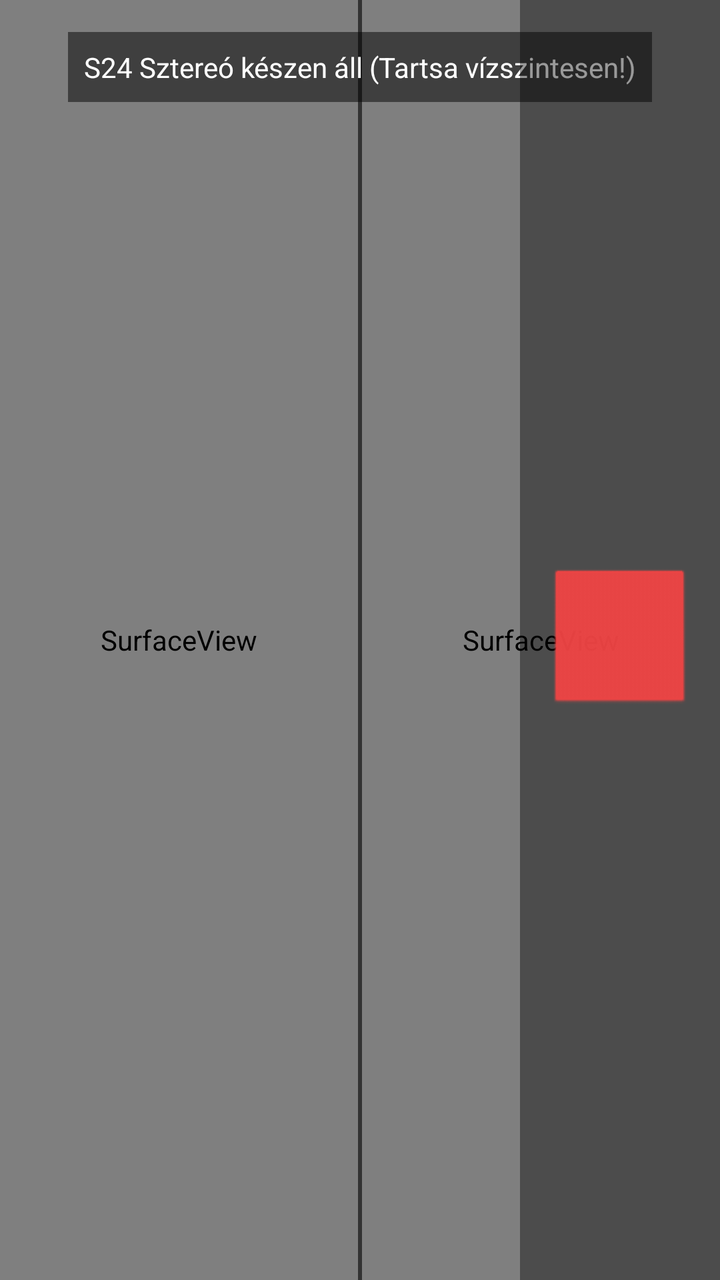
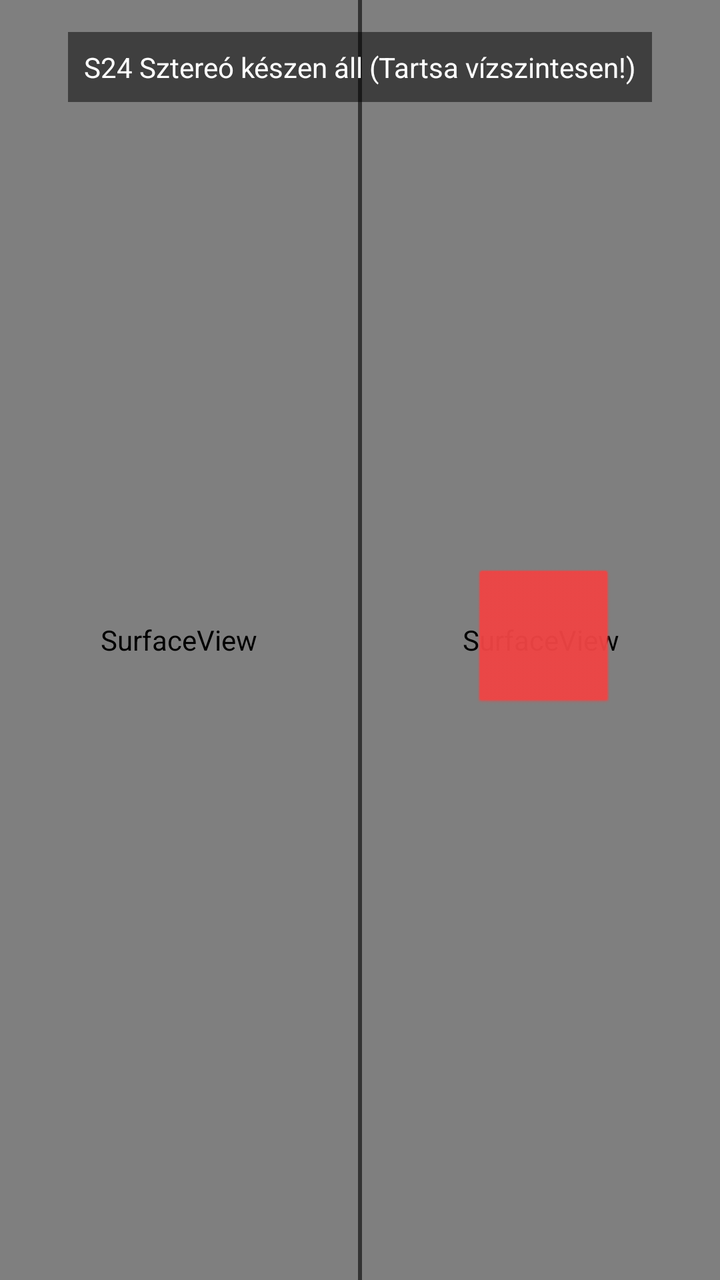

Before-and-after screenshots of an Android layout around one commit, followed by the original layout XML and the change that was made.
<!-- AndroidManifest.xml: application theme Theme.S24StereoCamera -->
<!-- res/layout/activity_stereo_capture.xml -->
<?xml version="1.0" encoding="utf-8"?>
<RelativeLayout xmlns:android="http://schemas.android.com/apk/res/android"
    android:layout_width="match_parent"
    android:layout_height="match_parent"
    android:background="#000000">

    
    <LinearLayout
        android:layout_width="match_parent"
        android:layout_height="match_parent"
        android:orientation="horizontal">

        <SurfaceView
            android:id="@+id/surfaceViewMain"
            android:layout_width="0dp"
            android:layout_height="match_parent"
            android:layout_weight="1" />

        <View
            android:layout_width="2dp"
            android:layout_height="match_parent"
            android:background="#33FFFFFF" />

        <SurfaceView
            android:id="@+id/surfaceViewTele"
            android:layout_width="0dp"
            android:layout_height="match_parent"
            android:layout_weight="1" />
    </LinearLayout>

    
    <TextView
        android:id="@+id/tvStatus"
        android:layout_width="wrap_content"
        android:layout_height="wrap_content"
        android:layout_alignParentTop="true"
        android:layout_centerHorizontal="true"
        android:layout_marginTop="16dp"
        android:background="#80000000"
        android:padding="8dp"
        android:text="S24 Sztereó készen áll (Tartsa vízszintesen!)"
        android:textColor="#FFFFFF"
        android:textSize="14sp" />

    
    <RelativeLayout
        android:layout_width="100dp"
        android:layout_height="match_parent"
        android:layout_alignParentEnd="true"
        android:background="#66000000"
        android:gravity="center">

        <ImageButton
            android:id="@+id/btnShutter"
            android:layout_width="72dp"
            android:layout_height="72dp"
            android:background="@android:drawable/btn_default"
            android:backgroundTint="#EF4444"
            android:contentDescription="Exponálás" />

        <ProgressBar
            android:id="@+id/progressBar"
            android:layout_width="wrap_content"
            android:layout_height="wrap_content"
            android:visibility="gone" />
    </RelativeLayout>

</RelativeLayout>
<!-- resources referenced by this layout -->
<resources>
  <style name="Theme.S24StereoCamera" parent="Theme.Material3.DayNight.NoActionBar">
          <item name="android:statusBarColor">#0A0B0E</item>
          <item name="android:navigationBarColor">#0A0B0E</item>
          <item name="android:windowBackground">#0A0B0E</item>
      </style>
</resources>

<!-- the commit's change to res/layout/activity_stereo_capture.xml (unified diff, before → after) -->
@@ -44,10 +44,10 @@
 
     
     <RelativeLayout
-        android:layout_width="100dp"
+        android:layout_width="wrap_content"
         android:layout_height="match_parent"
         android:layout_alignParentEnd="true"
-        android:background="#66000000"
+        android:layout_marginEnd="52dp"
         android:gravity="center">
 
         <ImageButton
@@ -62,6 +62,7 @@
             android:id="@+id/progressBar"
             android:layout_width="wrap_content"
             android:layout_height="wrap_content"
+            android:layout_centerInParent="true"
             android:visibility="gone" />
     </RelativeLayout>
 
